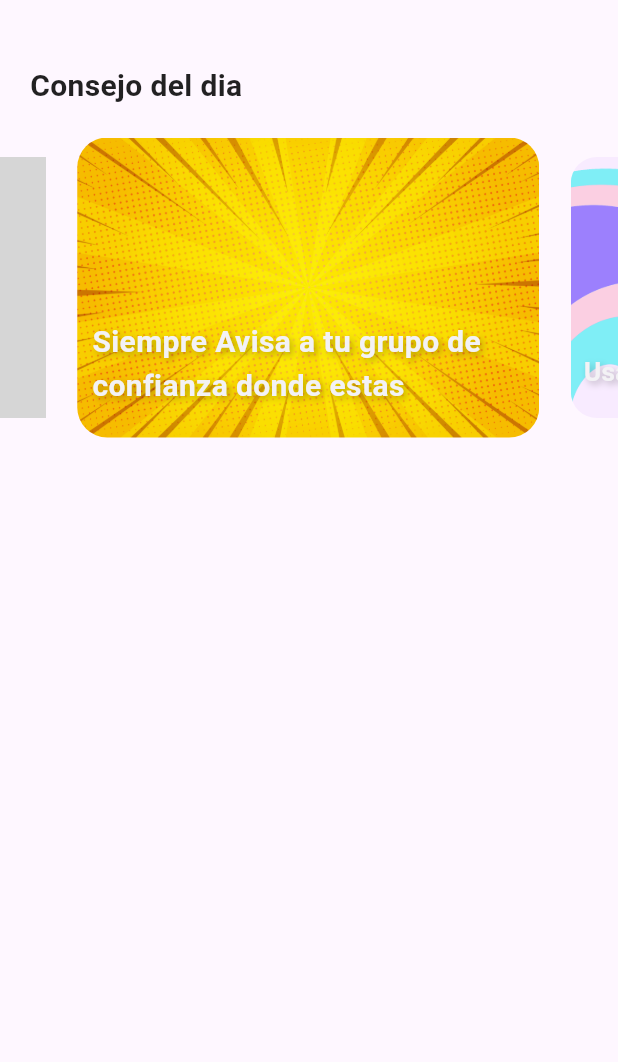
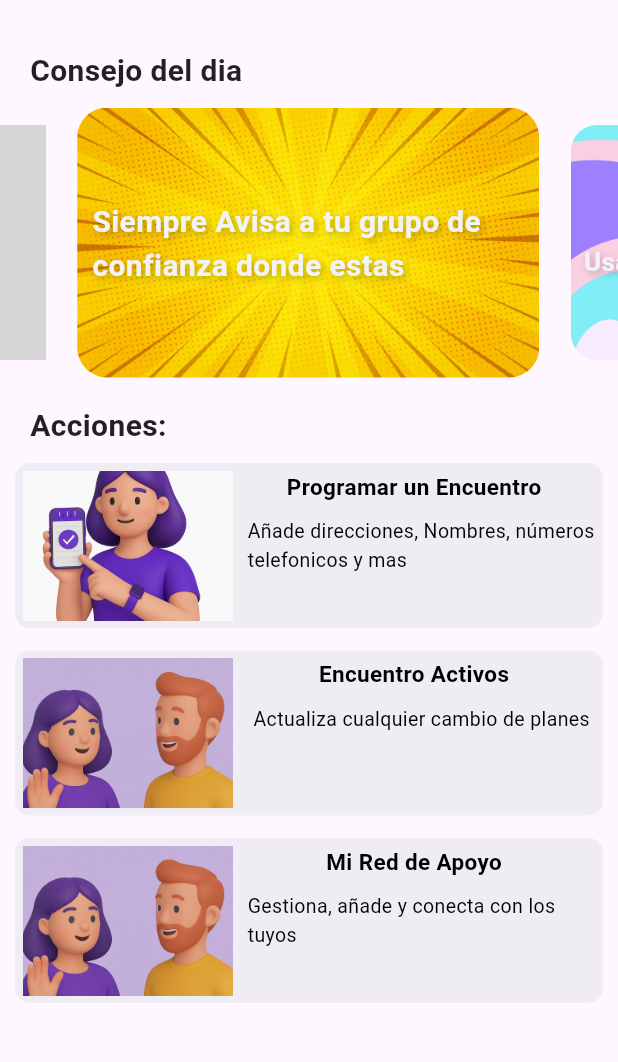
Before and after one commit to EndersonCh/contigo_aplicativo, a Flutter app: the screen it shows after launch, on a phone screen of 412 x 824 dp, the part 80-1142 px from its top. Run offline on Flutter 3.47's test engine with Material 3 defaults, Android fonts, the light colour scheme and no system bars; drawn by our look-alikes of carousel_slider; grey boxes are pictures that could not be loaded.

Commit message:
pagina_home

```diff
--- /dev/null
+++ b/lib/components/accion.dart
@@ -0,0 +1,91 @@
+import 'package:flutter/material.dart';
+
+class Accion extends StatefulWidget {
+  final String imagenAccion;
+  final String titulo;
+  final String textoContenido;
+  final Widget destinoPantalla;
+  const Accion({
+    required this.imagenAccion
+,
+    required this.titulo,
+    required this.textoContenido,
+    required this.destinoPantalla,
+    super.key,
+    });
+
+  @override
+  State<Accion> createState() => _AccionState();
+}
+
+class _AccionState extends State<Accion> {
+  @override
+  Widget build(BuildContext context) {
+    return Padding(
+      padding: const EdgeInsets.only(left: 10,right: 10),
+      child: GestureDetector(
+        onTap: (){
+          Navigator.push(
+            context,
+            MaterialPageRoute(builder: (context)=>widget.destinoPantalla)
+            );
+        },
+        child: Container(
+          decoration: BoxDecoration(
+          color: const Color.fromARGB(255, 240, 236, 243),
+          borderRadius: BorderRadius.circular(10),
+          ),
+          child: Padding(
+            padding: const EdgeInsets.all(5),
+            child: Row(
+              crossAxisAlignment: CrossAxisAlignment.start,
+              children: [
+                Image.asset(
+                  widget.imagenAccion,
+                  width: 140,
+                  height: 100,
+                  fit: BoxFit.cover,
+                ),
+                const SizedBox(width: 5),
+                Expanded(
+                  child: Column(
+                    children: [
+                      Padding(
+                        padding: const EdgeInsets.only(right: 5),
+                        child: Text(
+                          widget.titulo,
+                          softWrap: true,
+                          overflow: TextOverflow.clip,
+                          maxLines: 2,
+                          style: TextStyle(
+                            color: const Color.fromARGB(255, 0, 0, 0),
+                            fontSize: 15,
+                            fontWeight: FontWeight.bold,
+                          )
+                        ),
+                      ),
+                      Padding(
+                        padding: const EdgeInsets.only(top:10,left: 5),
+                        child: Text(
+                          widget.textoContenido,
+                          softWrap: true,
+                          overflow: TextOverflow.ellipsis,
+                          maxLines: 2,
+                          style: TextStyle(
+                            color: const Color.fromARGB(255, 0, 0, 0),
+                            fontSize: 13,
+
+                          )
+                        ),
+                      )
+                    ],
+                  ),
+                )
+              ],
+            ),
+          ),
+        ),
+      ),
+    );
+  }
+}
--- a/lib/components/imagen_card.dart
+++ b/lib/components/imagen_card.dart
@@ -24,14 +24,14 @@ class _ImagenCardState extends State<ImagenCard> {
             borderRadius: BorderRadius.circular(20),
             child: Image.asset(
               widget.imagenDirect,
-              width: 400,
-              height: 200,
+              width: 350,
+              height: 180,
               fit: BoxFit.cover,
             ),
           ),
           Positioned(
             left: 10,
-            bottom: 20,
+            bottom: 60,
             right: 16,
             child: Text(
               softWrap: true,
--- /dev/null
+++ b/lib/components/menu_acciones.dart
@@ -0,0 +1,41 @@
+import 'package:contigo_aplicativo/components/accion.dart';
+import 'package:contigo_aplicativo/screens/inicio_screen.dart';
+import 'package:flutter/material.dart';
+
+class MenuAcciones extends StatefulWidget {
+  const MenuAcciones({super.key});
+
+  @override
+  State<MenuAcciones> createState() => _MenuAccionesState();
+}
+
+class _MenuAccionesState extends State<MenuAcciones> {
+  @override
+  Widget build(BuildContext context) {
+    return
+      Column(
+        children: [
+          Accion(
+                imagenAccion: "assets/images/art/arte2.png",
+                titulo: "Programar un Encuentro",
+                textoContenido: "Añade direcciones, Nombres, números telefonicos y mas",
+                destinoPantalla: InicioScreen()
+          ),
+          SizedBox(height: 15),
+          Accion(
+                imagenAccion: "assets/images/art/accion2.png",
+                titulo: "Encuentro Activos",
+                textoContenido: "Actualiza cualquier cambio de planes",
+                destinoPantalla: InicioScreen()
+          ),
+          SizedBox(height: 15),
+          Accion(
+                imagenAccion: "assets/images/art/accion2.png",
+                titulo: "Mi Red de Apoyo",
+                textoContenido: "Gestiona, añade y conecta con los tuyos",
+                destinoPantalla: InicioScreen()
+          ),
+        ],
+      );
+  }
+}
--- a/lib/components/scroll_horizontal.dart
+++ b/lib/components/scroll_horizontal.dart
@@ -30,7 +30,7 @@ class _ScrollHorizontalState extends State<ScrollHorizontal> {
           texto: 'LLama a tu mamá'),
       ],
       options: carousel.CarouselOptions(
-        height: 200,
+        height: 180,
         autoPlay: true,
         autoPlayInterval: const Duration(seconds: 10),
         enableInfiniteScroll: true,
--- a/lib/screens/home.dart
+++ b/lib/screens/home.dart
@@ -1,4 +1,7 @@
+import 'package:contigo_aplicativo/components/accion.dart';
+import 'package:contigo_aplicativo/components/menu_acciones.dart';
 import 'package:contigo_aplicativo/components/scroll_horizontal.dart';
+import 'package:contigo_aplicativo/screens/inicio_screen.dart';
 import 'package:flutter/material.dart';
 
 class Home extends StatefulWidget {
@@ -35,7 +38,7 @@ class _HomeState extends State<Home> {
       ),
     body: ListView(
       children:[
-        SizedBox(height: 40,),
+        SizedBox(height: 30),
         Padding(
           padding: const EdgeInsets.only(left: 20),
           child: Text(
@@ -47,9 +50,23 @@ class _HomeState extends State<Home> {
             ),),
         ),
         Padding(
-          padding: const EdgeInsets.only(top:20),
+          padding: const EdgeInsets.only(top:10),
           child: ScrollHorizontal(),
         ),
+        Padding(
+          padding: const EdgeInsets.only(left: 20,top: 18),
+          child: Text(
+            "Acciones: ",
+            style: TextStyle(
+              fontSize: 20,
+              color: Colors.black87,
+              fontWeight: FontWeight.bold,
+            ),),
+        ),
+        Padding(
+          padding: const EdgeInsets.only(top: 10),
+          child: MenuAcciones()
+        )
       ]
       ),
     );
```
Also changed, not shown: assets/images/art/accion2.png (added).
